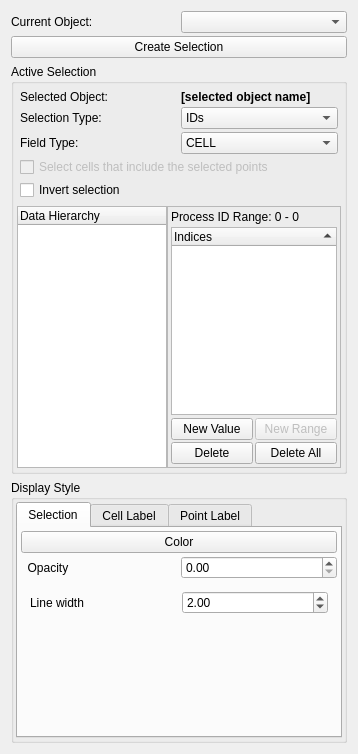
Before: the Qt Designer form Qt/Components/Resources/UI/pqSelectionInspectorPanel.ui in wildmichael/ParaView3-enhancements-old, drawn with Qt 5.
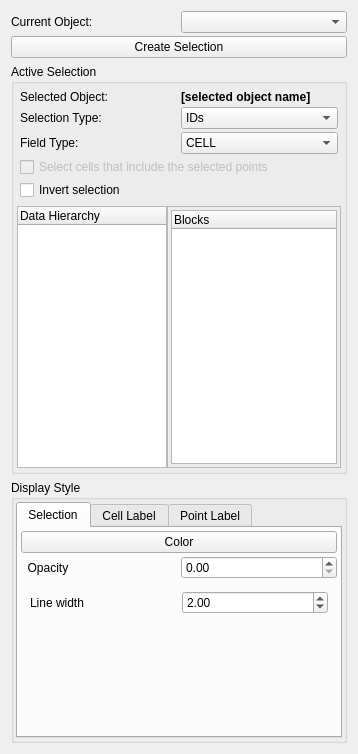
After: the same form once the commit is applied. The open tabs and pages were chosen to show the change. Custom widgets are drawn as their Qt base class.

Commit message:
ENH: Fixed BUG #4133. Added support to select blocks of a multiblock dataset. Use the shortcut "B" to enter the block-selection mode and then draw the rubber band or simply click to select the block at the cursor.
Added a new ContentType (BLOCKS) to vtkSelection. In this mode, the
vtkSelectionList is a vtkUnsignedIntArray with the composite index for the
selected blocks.

What changed in the file:
```diff
--- a/Qt/Components/Resources/UI/pqSelectionInspectorPanel.ui
+++ b/Qt/Components/Resources/UI/pqSelectionInspectorPanel.ui
@@ -806,6 +806,40 @@
             </item>
            </layout>
           </widget>
+          <widget class="QWidget" name="page_Blocks" >
+           <layout class="QGridLayout" >
+            <property name="leftMargin" >
+             <number>3</number>
+            </property>
+            <property name="topMargin" >
+             <number>3</number>
+            </property>
+            <property name="rightMargin" >
+             <number>3</number>
+            </property>
+            <property name="bottomMargin" >
+             <number>3</number>
+            </property>
+            <property name="horizontalSpacing" >
+             <number>3</number>
+            </property>
+            <property name="verticalSpacing" >
+             <number>3</number>
+            </property>
+            <item row="0" column="0" >
+             <widget class="pqTreeWidget" name="Blocks" >
+              <property name="rootIsDecorated" >
+               <bool>false</bool>
+              </property>
+              <column>
+               <property name="text" >
+                <string>Blocks</string>
+               </property>
+              </column>
+             </widget>
+            </item>
+           </layout>
+          </widget>
          </widget>
         </item>
        </layout>
```
Left out of the diff: 7 changed lines with no effect on the pictures. The commit also changes 33 other files.
